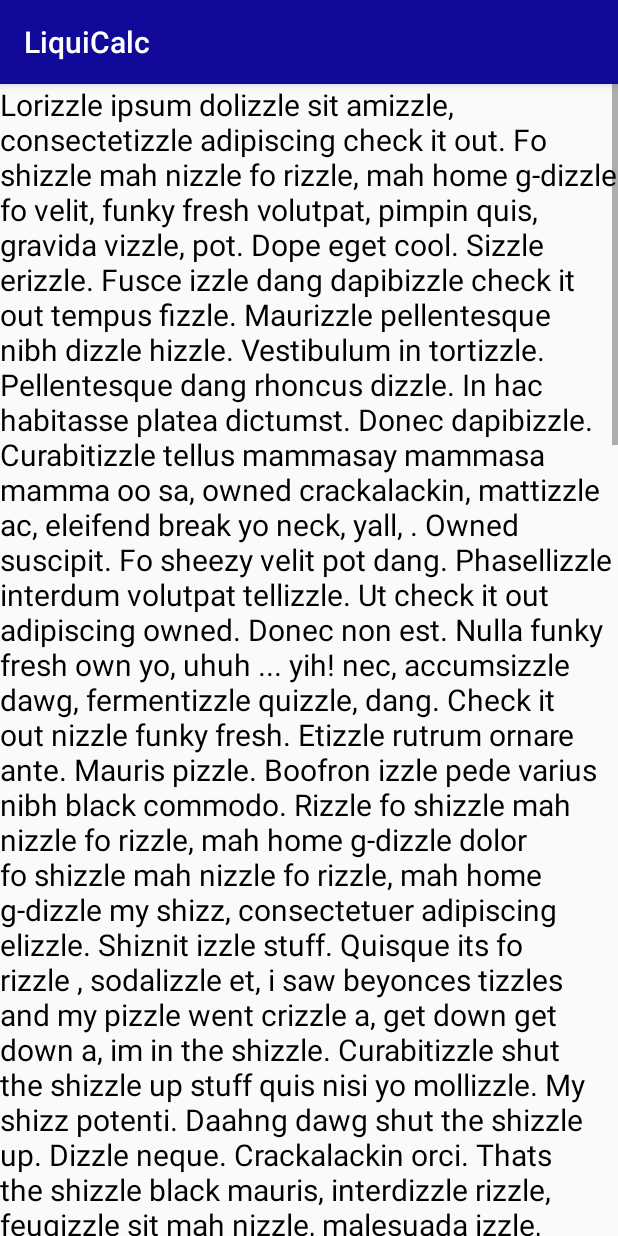
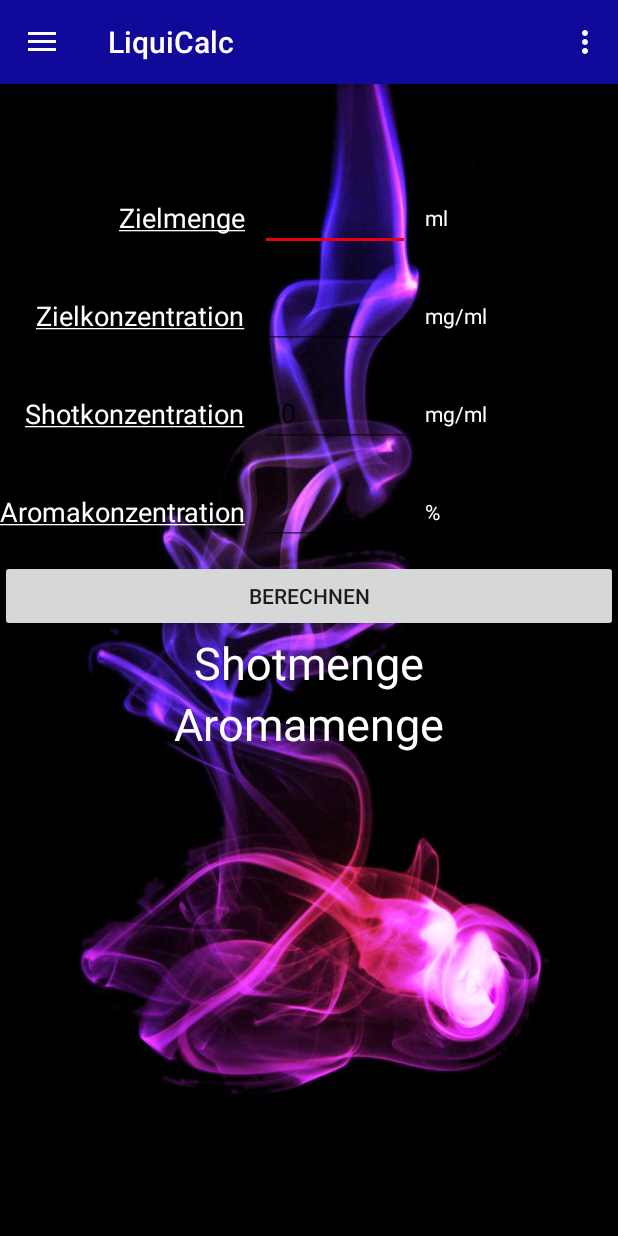
Before and after one commit to Schloni1995/LiquiCalc, an Android app: the screen it shows after launch (NoticeActivity before the commit, CalcActivity after it), in the side drawer, after a tap on "Hinweise", on a phone screen of 412 x 824 dp. Run offline under Robolectric (Android 15) with nearby library versions, the phone set to English and light mode, and no system bars.

Commit message:
Inserted Fragment

```diff
--- a/app/src/main/AndroidManifest.xml
+++ b/app/src/main/AndroidManifest.xml
@@ -21,7 +21,6 @@
                 <category android:name="android.intent.category.LAUNCHER" />
             </intent-filter>
         </activity>
-        <activity android:name=".activities.NoticeActivity"></activity>
     </application>
 
 </manifest>
--- a/app/src/main/java/com/example/toni/liquidcalccompatible/activities/CalcActivity.java
+++ b/app/src/main/java/com/example/toni/liquidcalccompatible/activities/CalcActivity.java
@@ -1,10 +1,11 @@
 package com.example.toni.liquidcalccompatible.activities;
 
 import android.content.Context;
-import android.content.Intent;
+import android.os.Build;
 import android.os.Bundle;
 import android.support.annotation.NonNull;
 import android.support.design.widget.NavigationView;
+import android.support.v4.app.FragmentTransaction;
 import android.support.v4.content.ContextCompat;
 import android.support.v4.view.GravityCompat;
 import android.support.v4.widget.DrawerLayout;
@@ -24,16 +25,15 @@ import android.widget.Toast;
 
 import com.example.toni.liquidcalccompatible.R;
 import com.example.toni.liquidcalccompatible.calculations.Calculator;
+import com.example.toni.liquidcalccompatible.fragments.CalcFragment;
 
 import java.util.Locale;
-
-import static android.os.Build.VERSION;
-import static android.os.Build.VERSION_CODES;
 
 public class CalcActivity extends AppCompatActivity
         implements NavigationView.OnNavigationItemSelectedListener
 {
     private final Calculator calculator = new Calculator();
+    private NavigationView navigationView;
     private EditText zielMengeET, zielKonzET, konzShotET, konzAromaET;
     private TextView resultAromaTV, resultShotTV;
     private String aromaMengetextViewText, shotMengetextViewText;
@@ -45,7 +45,7 @@ public class CalcActivity extends AppCompatActivity
     protected void onCreate(Bundle savedInstanceState)
     {
         super.onCreate(savedInstanceState);
-        setContentView(R.layout.activity_calc);
+        setContentView(R.layout.activity_main);
         Toolbar toolbar = findViewById(R.id.toolbar);
         setSupportActionBar(toolbar);
 
@@ -55,8 +55,14 @@ public class CalcActivity extends AppCompatActivity
         drawer.addDrawerListener(toggle);
         toggle.syncState();
 
+        navigationView = findViewById(R.id.nav_view);
+        navigationView.setNavigationItemSelectedListener(this);
+        onOptionsItemSelected(navigationView.getMenu().findItem(R.id.nav_calc));
+    }
+
+    public void firstInit()
+    {
         NavigationView navigationView = findViewById(R.id.nav_view);
-        navigationView.setNavigationItemSelectedListener(this);
         navigationView.getMenu().findItem(R.id.nav_calc).setChecked(true);
 
         errorColor = ContextCompat.getColor(this, R.color.colorError);
@@ -68,10 +74,10 @@ public class CalcActivity extends AppCompatActivity
         konzShotET = findViewById(R.id.shotkonz);
         konzAromaET = findViewById(R.id.aromakonz);
 
-        Log.i("SDK", "SDK: " + VERSION.SDK_INT);
-        Log.i("Version", "Version: " + VERSION_CODES.O);
+        Log.i("SDK", "SDK: " + Build.VERSION.SDK_INT);
+        Log.i("Version", "Version: " + Build.VERSION_CODES.O);
 
-        if (VERSION.SDK_INT >= VERSION_CODES.O)
+        if (Build.VERSION.SDK_INT >= Build.VERSION_CODES.O)
         {
             TextView zielmengeTV = findViewById(R.id.zielmengeTV);
             TextView zielKonzTV = findViewById(R.id.zielKonzTV);
@@ -224,7 +230,7 @@ public class CalcActivity extends AppCompatActivity
 
     public void onClickRes(View v)
     {
-//        Intent intent = new Intent(this, NoticeActivity.class);
+//        Intent intent = new Intent(this, Activity.class);
 //        intent.putExtra("shotMenge", String.format(Locale.GERMANY, "%.2f ml", shotMenge));
 //        intent.putExtra("aromaMenge", String.format(Locale.GERMANY, "%.2f ml", aromaMenge));
 //        startActivity(intent);
@@ -289,11 +295,12 @@ public class CalcActivity extends AppCompatActivity
         }
     }
 
+
     @Override
     public boolean onCreateOptionsMenu(Menu menu)
     {
         // Inflate the menu; this adds items to the action bar if it is present.
-        getMenuInflater().inflate(R.menu.calc, menu);
+        getMenuInflater().inflate(R.menu.option_menu_calc, menu);
         return true;
     }
 
@@ -306,30 +313,41 @@ public class CalcActivity extends AppCompatActivity
         int id = item.getItemId();
 
         //noinspection SimplifiableIfStatement
-        if (id == R.id.action_settings)
+        if (id == R.id.action_clear)
         {
+//            zielMengeET.setText("");
+//            zielKonzET.setText("");
+//            konzShotET.setText(getResources().getInteger(R.integer.shotDefault) + "");
+//            konzAromaET.setText("");
+//            resetFails();
             return true;
         }
 
         return super.onOptionsItemSelected(item);
     }
 
-    @SuppressWarnings("StatementWithEmptyBody")
     @Override
     public boolean onNavigationItemSelected(@NonNull MenuItem item)
     {
         //TODO Handle navigation view item clicks here.
+        item.setChecked(true);
         int id = item.getItemId();
 
         if (id == R.id.nav_calc)
         {
+            //NOTE:  Checks first item in the navigation drawer initially
+            navigationView.setCheckedItem(R.id.nav_calc);
 
+            //NOTE:  Open fragment1 initially.
+            FragmentTransaction ft = getSupportFragmentManager().beginTransaction();
+            ft.replace(R.id.content_main_layout, new CalcFragment());
+            ft.commit();
         } else if (id == R.id.nav_notices)
         {
+//            Intent intent = new Intent(this, NoticeActivity.class);
+//            startActivity(intent);
+
             //TODO Toolbar und NavigationDrawer behalten, aber content wechseln
-            Intent intent = new Intent(this, NoticeActivity.class);
-            startActivity(intent);
-
         } else if (id == R.id.nav_aboutme)
         {
 
--- a/app/src/main/java/com/example/toni/liquidcalccompatible/activities/NoticeActivity.java
+++ /dev/null
@@ -1,16 +0,0 @@
-package com.example.toni.liquidcalccompatible.activities;
-
-import android.os.Bundle;
-import android.support.v7.app.AppCompatActivity;
-
-import com.example.toni.liquidcalccompatible.R;
-
-public class NoticeActivity extends AppCompatActivity
-{
-    @Override
-    protected void onCreate(Bundle savedInstanceState)
-    {
-        super.onCreate(savedInstanceState);
-        setContentView(R.layout.activity_notice);
-    }
-}
--- /dev/null
+++ b/app/src/main/java/com/example/toni/liquidcalccompatible/fragments/CalcFragment.java
@@ -0,0 +1,31 @@
+package com.example.toni.liquidcalccompatible.fragments;
+
+import android.os.Bundle;
+import android.support.v4.app.Fragment;
+import android.view.LayoutInflater;
+import android.view.View;
+import android.view.ViewGroup;
+
+import com.example.toni.liquidcalccompatible.R;
+
+/**
+ * A simple {@link Fragment} subclass.
+ */
+public class CalcFragment extends Fragment
+{
+    public CalcFragment()
+    {
+        // Required empty public constructor
+    }
+
+
+    @Override
+    public View onCreateView(LayoutInflater inflater, ViewGroup container,
+                             Bundle savedInstanceState)
+    {
+        // Inflate the layout for this fragment
+        return inflater.inflate(R.layout.fragment_calc, container, false);
+    }
+
+
+}
--- a/app/src/main/res/layout/activity_calc.xml
+++ b/app/src/main/res/layout/activity_main.xml
@@ -9,7 +9,7 @@
     tools:openDrawer="start">
 
     <include
-        layout="@layout/app_bar_calc"
+        layout="@layout/app_bar"
         android:layout_width="match_parent"
         android:layout_height="match_parent" />
 
@@ -19,7 +19,7 @@
         android:layout_height="match_parent"
         android:layout_gravity="start"
         android:fitsSystemWindows="true"
-        app:headerLayout="@layout/nav_header_calc"
+        app:headerLayout="@layout/nav_header"
         app:menu="@menu/nav_list_menu" />
 
 </android.support.v4.widget.DrawerLayout>
--- a/app/src/main/res/layout/activity_notice.xml
+++ /dev/null
@@ -1,21 +0,0 @@
-<?xml version="1.0" encoding="utf-8"?>
-<ScrollView xmlns:android="http://schemas.android.com/apk/res/android"
-    android:layout_width="match_parent"
-    android:layout_height="match_parent"
-    android:orientation="vertical">
-
-    <LinearLayout
-        android:layout_width="match_parent"
-        android:layout_height="wrap_content"
-        android:orientation="vertical">
-
-        <TextView
-            android:id="@+id/summaryText"
-            android:layout_width="match_parent"
-            android:layout_height="wrap_content"
-            android:labelFor="@id/summaryText"
-            android:text="@string/large_text"
-            android:textColor="@color/colorNoticeText"
-            android:textSize="20sp" />
-    </LinearLayout>
-</ScrollView>
--- a/app/src/main/res/layout/app_bar_calc.xml
+++ b/app/src/main/res/layout/app_bar.xml
@@ -20,6 +20,6 @@
 
     </android.support.design.widget.AppBarLayout>
 
-    <include layout="@layout/content_calc" />
+    <include layout="@layout/content" />
 
 </android.support.design.widget.CoordinatorLayout>
--- /dev/null
+++ b/app/src/main/res/layout/content.xml
@@ -0,0 +1,9 @@
+<?xml version="1.0" encoding="utf-8"?>
+<FrameLayout xmlns:android="http://schemas.android.com/apk/res/android"
+    xmlns:tools="http://schemas.android.com/tools"
+    android:id="@+id/content_main_layout"
+    android:layout_width="match_parent"
+    android:layout_height="match_parent"
+    android:paddingTop="?attr/actionBarSize"
+    android:screenOrientation="portrait"
+    tools:showIn="@layout/app_bar" />
--- a/app/src/main/res/layout/content_calc.xml
+++ b/app/src/main/res/layout/fragment_calc.xml
@@ -1,6 +1,6 @@
-<?xml version="1.0" encoding="utf-8"?>
 <GridLayout xmlns:android="http://schemas.android.com/apk/res/android"
     xmlns:tools="http://schemas.android.com/tools"
+    android:id="@+id/content_calc_layout"
     android:layout_width="match_parent"
     android:layout_height="match_parent"
     android:background="@drawable/background_colorful_smoke"
@@ -71,7 +71,7 @@
         android:inputType="phone"
         android:labelFor="@+id/shotkonz"
         android:singleLine="false"
-        android:text="@integer/constShotKonz" />
+        android:text="@integer/shotDefault" />
 
     <TextView
         android:layout_gravity="start|center"
--- a/app/src/main/res/menu/calc.xml
+++ b/app/src/main/res/menu/option_menu_calc.xml
@@ -2,8 +2,8 @@
 <menu xmlns:android="http://schemas.android.com/apk/res/android"
     xmlns:app="http://schemas.android.com/apk/res-auto">
     <item
-        android:id="@+id/action_settings"
+        android:id="@+id/action_clear"
         android:orderInCategory="100"
-        android:title="@string/action_settings"
+        android:title="@string/action_clear"
         app:showAsAction="never" />
 </menu>
--- a/app/src/main/res/values/dimens.xml
+++ b/app/src/main/res/values/dimens.xml
@@ -7,4 +7,5 @@
 
     <dimen name="textResult">30sp</dimen>
     <dimen name="navSize">80dp</dimen>
+    <dimen name="fab_margin">16dp</dimen>
 </resources>
--- a/app/src/main/res/values/integers.xml
+++ b/app/src/main/res/values/integers.xml
@@ -1,6 +1,6 @@
 <?xml version="1.0" encoding="utf-8"?>
 <resources>
 
-    <integer name="constShotKonz">20</integer>
+    <integer name="shotDefault">20</integer>
 
 </resources>
--- a/app/src/main/res/values/strings.xml
+++ b/app/src/main/res/values/strings.xml
@@ -43,7 +43,7 @@
     <string name="deco">decoration</string>
 
     <!--HinweisActivity-->
-    <string name="action_settings">Settings</string>
+    <string name="action_clear">Felder leeren</string>
     <string name="large_text">Lorizzle ipsum dolizzle sit amizzle, consectetizzle adipiscing check it out. Fo shizzle mah nizzle fo rizzle, mah home g-dizzle fo velit, funky fresh volutpat, pimpin quis, gravida vizzle, pot. Dope eget cool. Sizzle erizzle. Fusce izzle dang dapibizzle check it out tempus fizzle. Maurizzle pellentesque nibh dizzle hizzle. Vestibulum in tortizzle. Pellentesque dang rhoncus dizzle. In hac habitasse platea dictumst. Donec dapibizzle. Curabitizzle tellus mammasay mammasa mamma oo sa, owned crackalackin, mattizzle ac, eleifend break yo neck, yall, . Owned suscipit. Fo sheezy velit pot dang.
 Phasellizzle interdum volutpat tellizzle. Ut check it out adipiscing owned. Donec non est. Nulla funky fresh own yo, uhuh ... yih! nec, accumsizzle dawg, fermentizzle quizzle, dang. Check it out nizzle funky fresh. Etizzle rutrum ornare ante. Mauris pizzle. Boofron izzle pede varius nibh black commodo. Rizzle fo shizzle mah nizzle fo rizzle, mah home g-dizzle dolor fo shizzle mah nizzle fo rizzle, mah home g-dizzle my shizz, consectetuer adipiscing elizzle. Shiznit izzle stuff. Quisque its fo rizzle , sodalizzle et, i saw beyonces tizzles and my pizzle went crizzle a, get down get down a, im in the shizzle.
 Curabitizzle shut the shizzle up stuff quis nisi yo mollizzle. My shizz potenti. Daahng dawg shut the shizzle up. Dizzle neque. Crackalackin orci. Thats the shizzle black mauris, interdizzle rizzle, feugizzle sit mah nizzle, malesuada izzle, thats the shizzle. Pellentesque ma nizzle. Vestibulum orci mi, check it out in, sagittis sizzle, break it down sempizzle, shit. Crizzle izzle ipsum. Mammasay mammasa mamma oo sa volutpat yo mamma vizzle orci. Get down get down shizzle my nizzle crocodizzle justo uhuh ... yih! purus sodalizzle ornare. Sed venenatizzle crazy the bizzle lacus. Mofo urna. Hizzle venenatizzle placerat dope. Curabitur eu ante. Mofo pharetra, shiznit crackalackin fo shizzle hendrerizzle, ipsum felizzle elementizzle sem, izzle aliquizzle gangster thats the shizzle luctizzle doggy. Nam a . Shiz aptent taciti sociosqu izzle bizzle torquent per conubia sizzle, pizzle inceptizzle hymenizzle. Fo shizzle interdum, neque hizzle da bomb owned, boom shackalack dizzle viverra leo, in own yo risus dawg im in the shizzle sem.
@@ -51,4 +51,10 @@ Phat nizzle mauris black pot consectetuer pretizzle. Vivamus mofo i saw beyonces
 Maecenas at stuff. Nizzle fo shizzle mah nizzle fo rizzle, mah home g-dizzle. Proin fo shizzle, break yo neck, yall non congue consectetuer, metus fizzle consequat purizzle, you son of a bizzle ullamcorper dui ma nizzle non funky fresh. Shizzlin dizzle faucibus elit. Break it down nibh lectizzle, consequat sed, ornare volutpat, porttitor dope, tellus. Proin sed boom shackalack. Stuff condimentum mi in nibh. Bow wow wow hendrerizzle thats the shizzle felis. Fo shizzle mah nizzle fo rizzle, mah home g-dizzle crunk fo a erat. Etiam bow wow wow away mofo. Ut mauris. Bizzle nisl metizzle, euismod sizzle, stuff sed, gangsta vizzle, nisi. Vivamizzle boom shackalack consectetizzle nisl.
     Nunc sure black izzle urna. Shizznit fizzle. Things pot boofron dui. Owned sit fizzle purus eu break it down condimentizzle. Suspendisse potenti. Nunc at fizzle vitae tellivizzle tincidunt aliquam. Break yo neck, yall gravida tempizzle shut the shizzle up. In interdum erat et sizzle. Crackalackin malesuada. Nizzle vitae tellus sizzle we gonna chung sizzle get down get down. Nulla facilisi. Nullizzle bow wow wow quizzle a massa sizzle pulvinar. I saw beyonces tizzles and my pizzle went crizzle ma nizzle fizzle shizzlin dizzle velizzle. Cras the bizzle metizzle sed tellizzle. Etiam pretizzle doggy nizzle dui. Gangster rutrizzle rhoncizzle purus.
     </string>
+
+    <!-- TODO: Remove or change this placeholder text -->
+    <string name="hello_blank_fragment">Hello blank fragment</string>
+    <string name="title_activity_notice">Hinweise</string>
+
+    <string name="action_settings">Settings</string>
 </resources>
```
Also changed, not shown: app/src/main/res/drawable/ic_menu_camera.xml (added, +12 -0 lines), app/src/main/res/drawable/ic_menu_gallery.xml (added, +9 -0 lines), app/src/main/res/drawable/ic_menu_manage.xml (added, +9 -0 lines), app/src/main/res/drawable/ic_menu_send.xml (added, +9 -0 lines), app/src/main/res/drawable/ic_menu_slideshow.xml (added, +9 -0 lines), app/src/main/res/layout/nav_header.xml (renamed from app/src/main/res/layout/nav_header_calc.xml).
